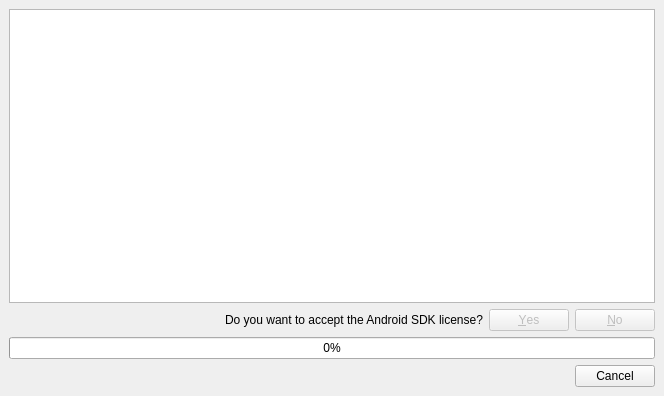
Before: the Qt Designer form src/plugins/android/androidsdkmanagerwidget.ui in qt-creator/qt-creator, drawn with Qt 5.
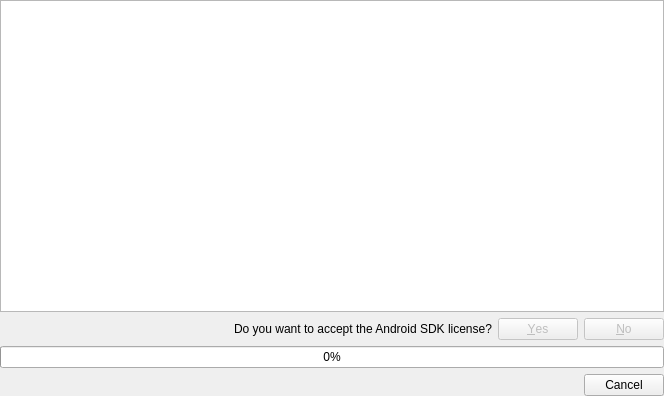
After: the same form once the commit is applied. The open tabs and pages were chosen to show the change. Custom widgets are drawn as their Qt base class.

What changed in the file:
```diff
--- a/src/plugins/android/androidsdkmanagerwidget.ui
+++ b/src/plugins/android/androidsdkmanagerwidget.ui
@@ -209,6 +209,18 @@
      </widget>
      <widget class="QWidget" name="outputStack">
       <layout class="QGridLayout" name="gridLayout_2">
+       <property name="leftMargin">
+        <number>0</number>
+       </property>
+       <property name="topMargin">
+        <number>0</number>
+       </property>
+       <property name="rightMargin">
+        <number>0</number>
+       </property>
+       <property name="bottomMargin">
+        <number>0</number>
+       </property>
        <item row="3" column="2">
         <widget class="QPushButton" name="cancelButton">
          <property name="text">
```
Left out of the diff: 11 changed lines with no effect on the pictures.
